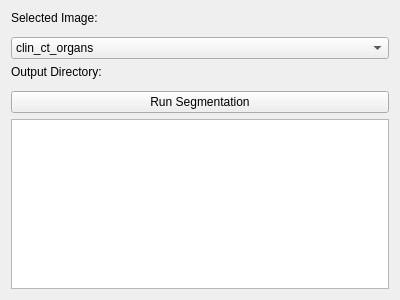
This is MOOSE/Resources/UI/MOOSE.ui in mprires/SlicerMOOSE as Qt 5 draws it before an edit. The edited form follows.
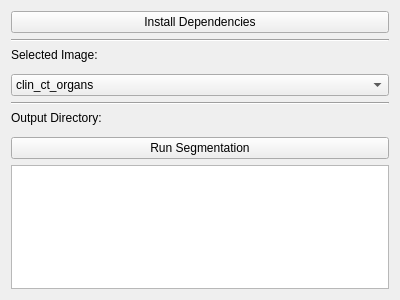
This is the edited form. Custom widgets are drawn as their Qt base class.

Commit message: Added install button and logic removed unneeded code, temp dir is cleared after processing

What changed in the file:
```diff
--- a/MOOSE/Resources/UI/MOOSE.ui
+++ b/MOOSE/Resources/UI/MOOSE.ui
@@ -14,6 +14,20 @@
    <string>MOOSE Extension</string>
   </property>
   <layout class="QVBoxLayout" name="verticalLayout">
+   <item>
+    <widget class="QPushButton" name="buttonInstallDependencies">
+     <property name="text">
+      <string>Install Dependencies</string>
+     </property>
+    </widget>
+   </item>
+   <item>
+    <widget class="Line" name="line">
+     <property name="orientation">
+      <enum>Qt::Horizontal</enum>
+     </property>
+    </widget>
+   </item>
    <item>
     <widget class="QLabel" name="label">
      <property name="sizePolicy">
@@ -77,6 +91,13 @@
      </item>
     </widget>
    </item>
+   <item>
+    <widget class="Line" name="line_2">
+     <property name="orientation">
+      <enum>Qt::Horizontal</enum>
+     </property>
+    </widget>
+   </item>
    <item>
     <widget class="QLabel" name="label_2">
      <property name="sizePolicy">
```
The commit also changes 1 other file.
